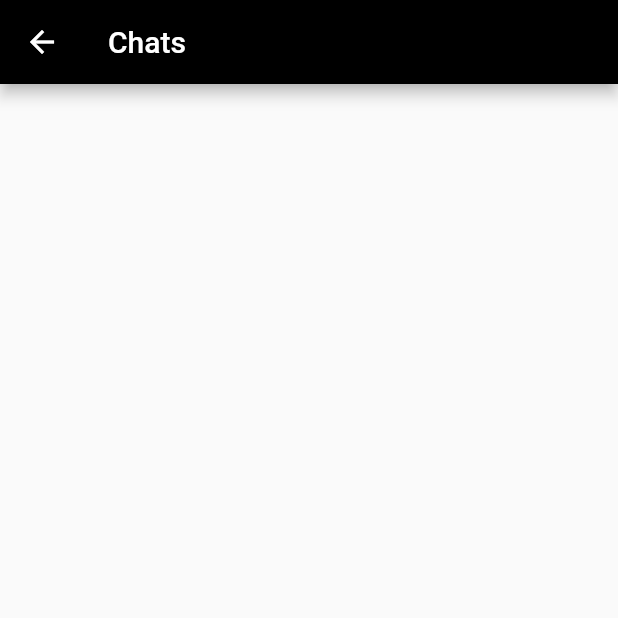
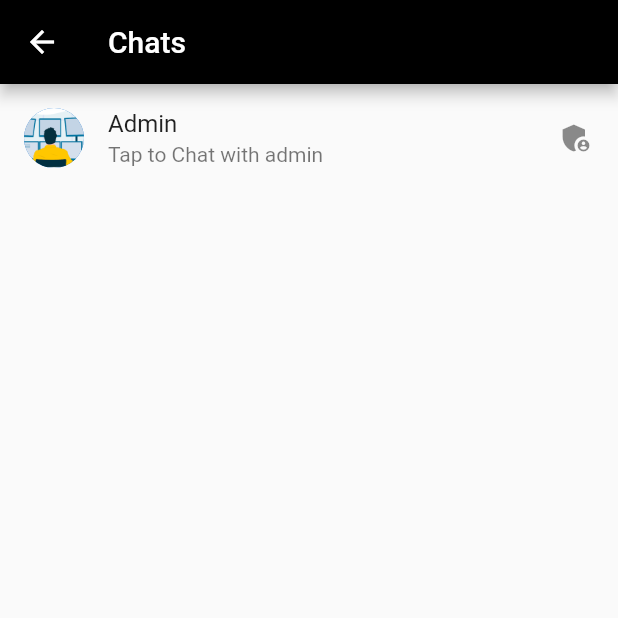
Before and after one commit to VishnuPuklath/VIBRANT-OG, a Flutter app: the ChatListScreen screen opened directly, on a phone screen of 412 x 824 dp, the top half of it. Run offline on Flutter 3.47's test engine with Material 2 defaults, Android fonts, the light colour scheme and no system bars; our stand-ins replace cloud_firestore, expandable_text, firebase_auth, firebase_core, firebase_crashlytics, firebase_messaging and 7 more; missing offline and left inert: video_compress; accounts and stored records are empty.

Commit message:
admin chat added new like icon added

```diff
--- a/lib/model/vibe.dart
+++ b/lib/model/vibe.dart
@@ -8,9 +8,11 @@ class Vibe {
   String? profilePicUrl;
   String? videoUrl;
   String? description;
+  final List likes;
 
   Vibe(
       {required this.videoUrl,
+      required this.likes,
       required this.id,
       required this.email,
       required this.description,
@@ -22,12 +24,14 @@ class Vibe {
         'username': username,
         'videoUrl': videoUrl,
         'description': description,
+        'likes': likes,
         'id': id
       };
 
   static Vibe fromSnap(DocumentSnapshot snap) {
     var snapshot = snap.data() as Map<String, dynamic>;
     return Vibe(
+        likes: snapshot['likes'],
         id: snapshot['id'],
         email: snapshot['email'],
         username: snapshot['username'],
--- a/lib/providers/user_provider.dart
+++ b/lib/providers/user_provider.dart
@@ -4,6 +4,7 @@ import 'package:vibrant_og/services/authmethod.dart';
 
 class UserProvider extends ChangeNotifier {
   User? _user;
+
   User get getUser => _user!;
 
   Future<User> refreshUser() async {
--- a/lib/screens/chatlist_screen.dart
+++ b/lib/screens/chatlist_screen.dart
@@ -20,6 +20,14 @@ class ChatListScreen extends StatefulWidget {
 class _ChatListScreenState extends State<ChatListScreen> {
   FirebaseFirestore _firestore = FirebaseFirestore.instance;
   FirebaseAuth _auth = FirebaseAuth.instance;
+  var admin;
+  @override
+  void initState() {
+    // TODO: implement initState
+    super.initState();
+    getAdmin();
+  }
+
   @override
   Widget build(BuildContext context) {
     return Scaffold(
@@ -36,7 +44,23 @@ class _ChatListScreenState extends State<ChatListScreen> {
             }
             if (snapshot.hasData) {
               print(snapshot.data!.docs);
-              return ListView.builder(
+              return Column(
+                children: [
+                  ListTile(
+                      onTap: () async {
+                        Navigator.of(context)
+                            .push(MaterialPageRoute(builder: (context) {
+                          return SingleChatScreen(user: admin);
+                        }));
+                      },
+                      trailing: Icon(Icons.admin_panel_settings),
+                      subtitle: Text('Tap to Chat with admin'),
+                      title: Text('Admin'),
+                      leading: CircleAvatar(
+                        backgroundImage: AssetImage('assets/admin.png'),
+                      )),
+                  ListView.builder(
+                      shrinkWrap: true,
                       itemCount: snapshot.data!.docs.length,
                       itemBuilder: ((context, index) {
                         return snapshot.data!.docs[index]['email'] ==
@@ -58,14 +82,14 @@ class _ChatListScreenState extends State<ChatListScreen> {
                                   children: [
                                     ListTile(
                                       leading: CircleAvatar(
-                                      backgroundImage: NetworkImage(
-                                          snapshot.data!.docs[index]['spic'])),
+                                          backgroundImage: NetworkImage(snapshot
+                                              .data!.docs[index]['spic'])),
                                       title: Center(
-                                      child: Text(
-                                          snapshot.data!.docs[index]['sname'])),
+                                          child: Text(snapshot.data!.docs[index]
+                                              ['sname'])),
                                       subtitle: Center(
-                                      child: Text(
-                                          snapshot.data!.docs[index]['text'])),
+                                          child: Text(snapshot.data!.docs[index]
+                                              ['text'])),
                                     ),
                                     const Divider(
                                       color: Colors.black,
@@ -86,26 +110,32 @@ class _ChatListScreenState extends State<ChatListScreen> {
                                     return SingleChatScreen(user: usero);
                                   }));
                                 },
-                            child: Column(
+                                child: snapshot.data!.docs[index]['email'] !=
+                                        'admin@gmail.com'
+                                    ? Column(
                                         children: [
                                           ListTile(
                                             leading: CircleAvatar(
                                                 backgroundImage: NetworkImage(
-                                          snapshot.data!.docs[index]['rpic'])),
+                                                    snapshot.data!.docs[index]
+                                                        ['rpic'])),
                                             title: Center(
-                                      child: Text(
-                                          snapshot.data!.docs[index]['email'])),
+                                                child: Text(snapshot.data!
+                                                    .docs[index]['email'])),
                                             subtitle: Center(
-                                      child: Text(
-                                          snapshot.data!.docs[index]['text'])),
+                                                child: Text(snapshot.data!
+                                                    .docs[index]['text'])),
                                           ),
                                           const Divider(
                                             color: Colors.black,
                                           )
                                         ],
-                            ),
+                                      )
+                                    : SizedBox(),
                               );
-                  }));
+                      })),
+                ],
+              );
             } else {
               return const Center(
                 child: Text('No Chats to show'),
@@ -114,4 +144,15 @@ class _ChatListScreenState extends State<ChatListScreen> {
           },
         ));
   }
+
+  void getAdmin() async {
+    var snapshot = await _firestore
+        .collection('users')
+        .doc('rvp8XTNFvsN3FFmQ5dLQtn5A3mH3')
+        .get();
+    print(snapshot.data());
+    setState(() {
+      admin = snapshot.data();
+    });
   }
+}
--- a/lib/screens/chatscreen.dart
+++ b/lib/screens/chatscreen.dart
@@ -121,7 +121,7 @@ class _ChatScreenState extends State<ChatScreen> {
                   )
                 ],
               )
-            : Text('Shake for users')
+            : const Text('Shake for users')
       ]),
     );
   }
@@ -130,8 +130,10 @@ class _ChatScreenState extends State<ChatScreen> {
     await for (var snapshot
         in FirebaseFirestore.instance.collection('users').snapshots()) {
       for (var user in snapshot.docs) {
-        if (user.id != _auth.currentUser!.uid) {
+        if (user.id != _auth.currentUser!.uid &&
+            user.id != 'rvp8XTNFvsN3FFmQ5dLQtn5A3mH3') {
           users.add(user.data());
+          print(user.data());
         }
       }
       setState(() {
--- a/lib/services/authmethod.dart
+++ b/lib/services/authmethod.dart
@@ -15,6 +15,9 @@ class AuthMethods {
     String res = 'Some error occured';
     file ??= AssetImage('assets/nouser.png');
     try {
+      if (email == 'admin@gmail.com') {
+        res = 'Restricted email id .Please use another one';
+      }
       UserCredential cred = await _auth.createUserWithEmailAndPassword(
           email: email, password: password);
 
--- a/lib/services/storage_methods.dart
+++ b/lib/services/storage_methods.dart
@@ -45,6 +45,7 @@ class StorageMethods {
       String vid = Uuid().v1();
       String videoUrl = await _uploadVideoToStorage(vid, videoPath);
       Vibe vibe = Vibe(
+          likes: [],
           id: vid,
           email: (userDoc.data()! as Map<String, dynamic>)['email'],
           username: (userDoc.data()! as Map<String, dynamic>)['username'],
--- a/pubspec.yaml
+++ b/pubspec.yaml
@@ -43,6 +43,7 @@ dependencies:
   google_sign_in: ^5.4.2
   image_picker: ^0.8.5+3
   intl: ^0.17.0
+  like_button: ^2.0.5
   provider: ^6.0.3
   shimmer: ^2.0.0
   uuid: ^3.0.6
```
Also changed, not shown: lib/screens/post_screen.dart (+31 -26 lines), lib/widgets/videoplayerwidget.dart (+35 -6 lines), assets/admin.png (added), pubspec.lock. Lines whose indentation alone changed are shown as unchanged.
